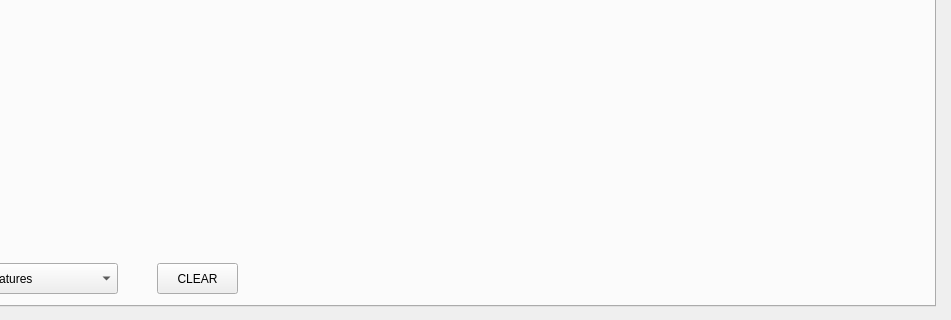
Old version of the form python/utilities/skalab/Gui/skalab_subrack.ui in the repository ska-sci-ops/aavs-system; both pictures show x 220 to 1171 and y 598 to 918 of the 1171 by 918 pixel window.
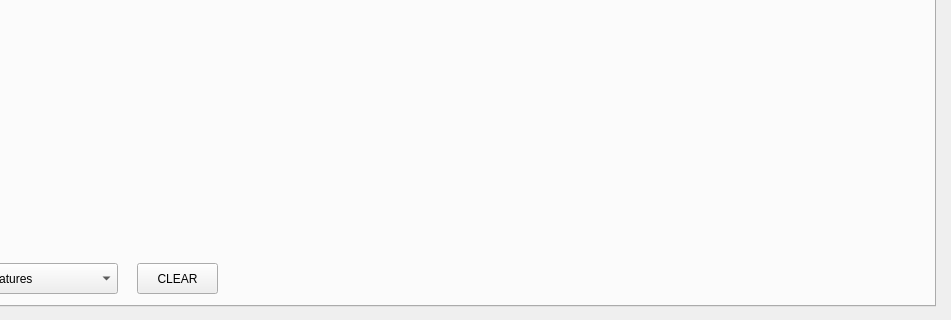
New version of the form.

Patch:
```diff
--- a/python/utilities/skalab/Gui/skalab_subrack.ui
+++ b/python/utilities/skalab/Gui/skalab_subrack.ui
@@ -32,9 +32,9 @@
     <widget class="QLabel" name="qlabel_message">
      <property name="geometry">
       <rect>
-       <x>840</x>
+       <x>790</x>
        <y>830</y>
-       <width>291</width>
+       <width>351</width>
        <height>31</height>
       </rect>
      </property>
@@ -857,7 +857,7 @@
     <widget class="QPushButton" name="qbutton_clear_chart">
      <property name="geometry">
       <rect>
-       <x>370</x>
+       <x>350</x>
        <y>830</y>
        <width>81</width>
        <height>31</height>
@@ -870,9 +870,9 @@
     <widget class="QLabel" name="qlabel_tstamp">
      <property name="geometry">
       <rect>
-       <x>480</x>
+       <x>450</x>
        <y>830</y>
-       <width>371</width>
+       <width>321</width>
        <height>31</height>
       </rect>
      </property>
```
